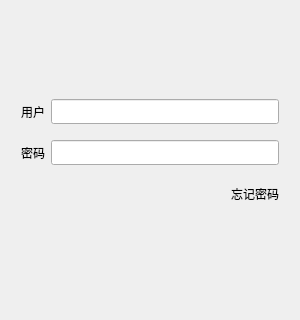
The window that NovaChatClient/logindialog.ui (KlangTjews/NovaChat) describes before a commit, drawn with Qt 5; both pictures show x 0 to 300 and y 0 to 320 of the 300 by 500 pixel window.
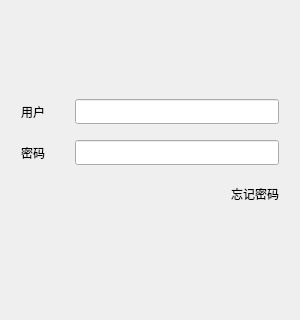
The same window after the commit. Icons and pictures are not drawn. Custom widgets are drawn as their Qt base class.

```diff
--- a/NovaChatClient/logindialog.ui
+++ b/NovaChatClient/logindialog.ui
@@ -90,13 +90,13 @@
         <widget class="QLabel" name="user_label">
          <property name="minimumSize">
           <size>
-           <width>0</width>
+           <width>48</width>
            <height>25</height>
           </size>
          </property>
          <property name="maximumSize">
           <size>
-           <width>16777215</width>
+           <width>48</width>
            <height>25</height>
           </size>
          </property>
@@ -141,13 +141,13 @@
         <widget class="QLabel" name="pw_label">
          <property name="minimumSize">
           <size>
-           <width>0</width>
+           <width>48</width>
            <height>25</height>
           </size>
          </property>
          <property name="maximumSize">
           <size>
-           <width>16777215</width>
+           <width>48</width>
            <height>25</height>
           </size>
          </property>
@@ -384,6 +384,13 @@
    </item>
   </layout>
  </widget>
+ <customwidgets>
+  <customwidget>
+   <class>ClickedLabel</class>
+   <extends>QLabel</extends>
+   <header>clickedlabel.h</header>
+  </customwidget>
+ </customwidgets>
  <resources>
   <include location="rc.qrc"/>
  </resources>
```
Left out of the diff: 2 changed lines with no effect on the pictures.
